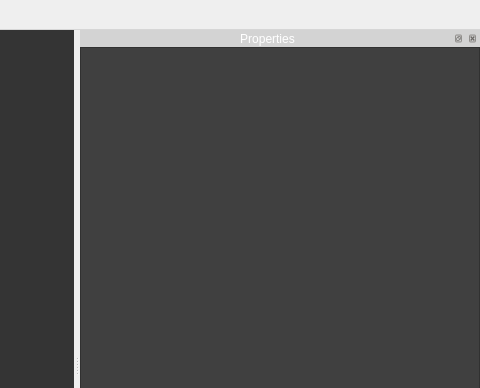
jahshaka/Studio, file src/newmainwindow.ui: the form before one commit; both pictures show x 729 to 1209 and y 0 to 388 of the 1209 by 955 pixel window.
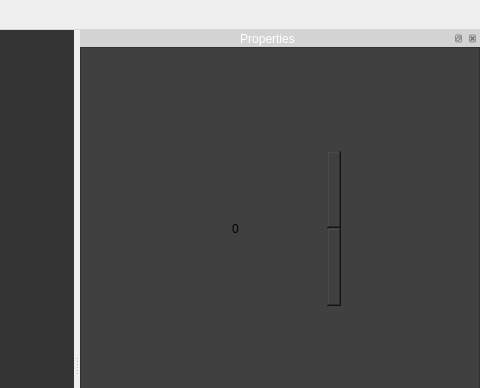
The form after the commit. Icons and pictures are not drawn. Custom widgets are drawn as their Qt base class.

```diff
--- a/src/newmainwindow.ui
+++ b/src/newmainwindow.ui
@@ -224,19 +224,19 @@
 
 QSpinBox {
    padding-right: 15px; /* make room for the arrows */
-    border-width: 1;  
+    border-width: 0;  
+	border: none;
+	padding: none;
 	border-image: url(:/app/images/frame.png) 4;
-	border: 1px solid  rgb(40, 40, 40);
 	color: black;
 }
 
 QSpinBox::up-button {
 	background-color: rgb(50, 50, 50);
 	border-image: url(:/app/icons/chevron-arrow-up.svg) 1;
-    border-width: 1;  
+    border-width: 0;  
 	margin-bottom: -1px;
 	margin-top: -1px;
-	margin-right:-1px;
 }
 
 QSpinBox::up-button:hover {
@@ -247,15 +247,13 @@
 	background-color: rgb(30, 144, 255);
 }
 
-
 QSpinBox::down-button {
 	background-color: rgb(50, 50, 50);
 	border-image: url(:/app/icons/chevron-arrow-down.svg) 1;
-    border-width:.2;  
+    border-width:0;  
 	margin-top:1px;
 	margin-bottom: -2px;
 	margin-top: -1px;
-	margin-right:-1px;
 }
 
 QSpinBox::down-button:hover {
@@ -266,21 +264,22 @@
 	background-color: rgb(30, 144, 255);
 }
 
+
 QDoubleSpinBox {
-    padding-right: 15px; /* make room for the arrows */
+   padding-right: 15px; /* make room for the arrows */
+    border-width: 0;  
+	border: none;
+	padding: none;
 	border-image: url(:/app/images/frame.png) 4;
-    border-width: 1;  
-	border: 1px solid  rgb(80, 80, 80);
 	color: black;
 }
 
 QDoubleSpinBox::up-button {
-	
 	background-color: rgb(50, 50, 50);
 	border-image: url(:/app/icons/chevron-arrow-up.svg) 1;
-    border-width:.2;  
-	margin-bottom:1px;
-
+    border-width: 0;  
+	margin-bottom: -1px;
+	margin-top: -1px;
 }
 
 QDoubleSpinBox::up-button:hover {
@@ -291,12 +290,13 @@
 	background-color: rgb(30, 144, 255);
 }
 
-
 QDoubleSpinBox::down-button {
 	background-color: rgb(50, 50, 50);
 	border-image: url(:/app/icons/chevron-arrow-down.svg) 1;
-    border-width:.2;  
+    border-width:0;  
 	margin-top:1px;
+	margin-bottom: -2px;
+	margin-top: -1px;
 }
 
 QDoubleSpinBox::down-button:hover {
@@ -756,6 +756,16 @@
         <property name="styleSheet">
          <string notr="true">border:none;</string>
         </property>
+        <widget class="QSpinBox" name="spinBox">
+         <property name="geometry">
+          <rect>
+           <x>110</x>
+           <y>100</y>
+           <width>151</width>
+           <height>161</height>
+          </rect>
+         </property>
+        </widget>
        </widget>
       </widget>
      </item>
```
